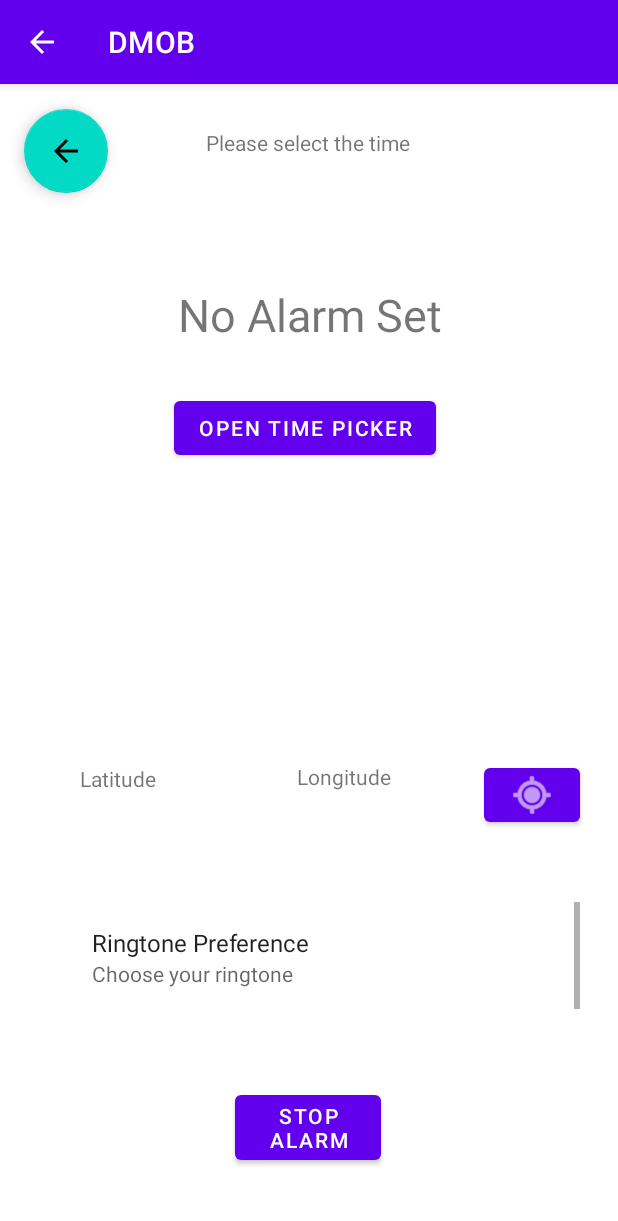
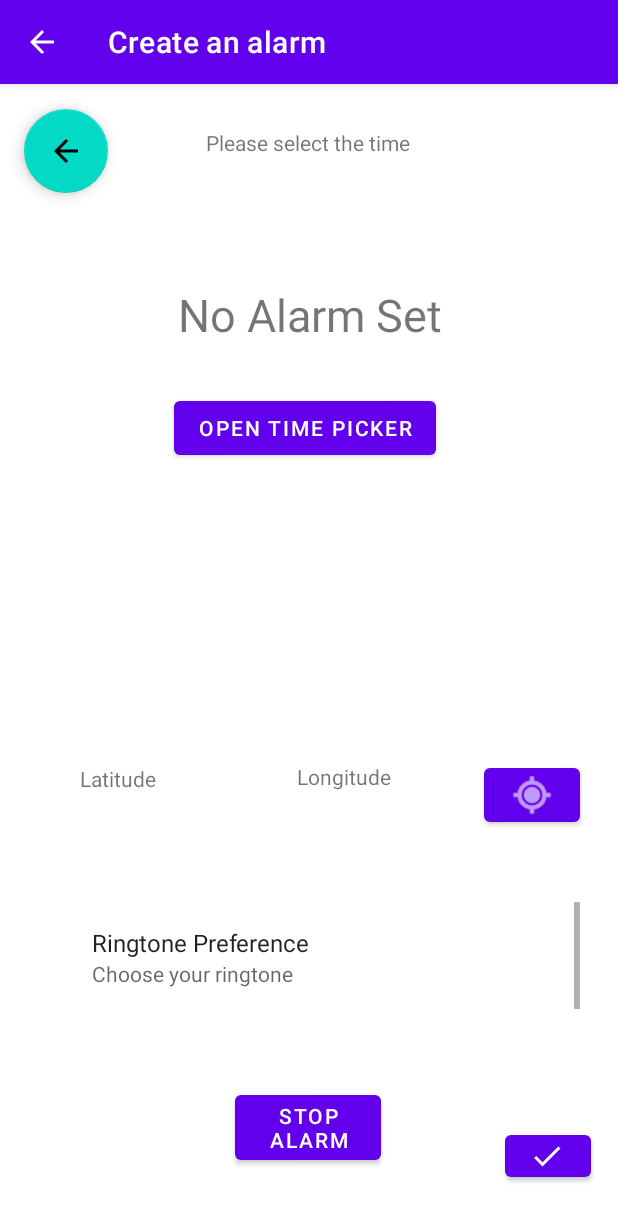
Before and after one commit to lucas-mdrdn/GITHUB_DMOB, an Android app: the CreateAlarm screen opened directly, with no data from a screen before it, on a phone screen of 412 x 824 dp. Shown: the top 1221 px of the screen. Run offline under Robolectric (Android 15) with nearby library versions, the phone set to English and light mode, and no system bars.

Commit message:
debut bdd

```diff
--- a/DMOB/app/build.gradle
+++ b/DMOB/app/build.gradle
@@ -33,6 +33,7 @@ dependencies {
     implementation 'com.google.android.material:material:1.5.0'
     implementation 'androidx.constraintlayout:constraintlayout:2.1.3'
     implementation 'com.google.android.gms:play-services-location:19.0.1'
+    implementation 'androidx.recyclerview:recyclerview:1.2.1'
     testImplementation 'junit:junit:'
     androidTestImplementation 'androidx.test.ext:junit:1.1.3'
     androidTestImplementation 'androidx.test.espresso:espresso-core:3.4.0'
--- a/DMOB/app/src/main/AndroidManifest.xml
+++ b/DMOB/app/src/main/AndroidManifest.xml
@@ -18,9 +18,12 @@
             android:name=".seeAlarm"
             android:exported="false" />
         <activity
+            android:parentActivityName=".MainActivity"
+            android:label="Create an alarm"
             android:name =".CreateAlarm"
             android:exported="false" />
         <activity
+            android:label="Alarmes"
             android:name=".MainActivity"
             android:exported="true">
             <intent-filter>
--- a/DMOB/app/src/main/java/android/example/dmob/AlarmReceiver.java
+++ b/DMOB/app/src/main/java/android/example/dmob/AlarmReceiver.java
@@ -1,10 +1,12 @@
 package android.example.dmob;
 
+import android.app.LauncherActivity;
 import android.app.Notification;
 import android.app.NotificationManager;
 import android.content.BroadcastReceiver;
 import android.content.Context;
 import android.content.Intent;
+import android.media.RingtoneManager;
 import android.net.Uri;
 import android.widget.Toolbar;
 
--- a/DMOB/app/src/main/java/android/example/dmob/RingtonePreference.java
+++ b/DMOB/app/src/main/java/android/example/dmob/RingtonePreference.java
@@ -10,10 +10,6 @@ import android.widget.Toolbar;
 import androidx.annotation.Nullable;
 
 public class RingtonePreference extends PreferenceFragment {
-    private int messageCount = 0;
-    private static Uri alarmSound;
-    private final long[] pattern = {100, 300, 300, 300};
-    private NotificationManager mNotificationManager;
 
     @Override
     public void onCreate(@Nullable Bundle savedInstanceState) {
--- /dev/null
+++ b/DMOB/app/src/main/res/drawable/ic_check.xml
@@ -0,0 +1,10 @@
+<vector xmlns:android="http://schemas.android.com/apk/res/android"
+    android:width="24dp"
+    android:height="24dp"
+    android:viewportWidth="24"
+    android:viewportHeight="24"
+    android:tint="?attr/colorControlNormal">
+  <path
+      android:fillColor="@android:color/white"
+      android:pathData="M9,16.17L4.83,12l-1.42,1.41L9,19 21,7l-1.41,-1.41z"/>
+</vector>
--- a/DMOB/app/src/main/res/layout/activity_create_alarm.xml
+++ b/DMOB/app/src/main/res/layout/activity_create_alarm.xml
@@ -126,4 +126,17 @@
 
     </FrameLayout>
 
+    <Button
+        android:id="@+id/buttonCheck"
+        android:layout_width="57dp"
+        android:layout_height="40dp"
+        android:textAlignment="center"
+        app:icon="@drawable/ic_check"
+        app:layout_constraintBottom_toBottomOf="parent"
+        app:layout_constraintEnd_toEndOf="parent"
+        app:layout_constraintHorizontal_bias="0.95"
+        app:layout_constraintStart_toStartOf="parent"
+        app:layout_constraintTop_toTopOf="parent"
+        app:layout_constraintVertical_bias="0.954" />
+
 </androidx.constraintlayout.widget.ConstraintLayout>
```
Also changed, not shown: DMOB/app/src/main/java/android/example/dmob/CreateAlarm.java (+6 -2 lines), DMOB/app/src/main/java/android/example/dmob/MyDatabase.java (added, +45 -0 lines), DMOB/app/src/main/res/layout/activity_main.xml (+12 -0 lines).
